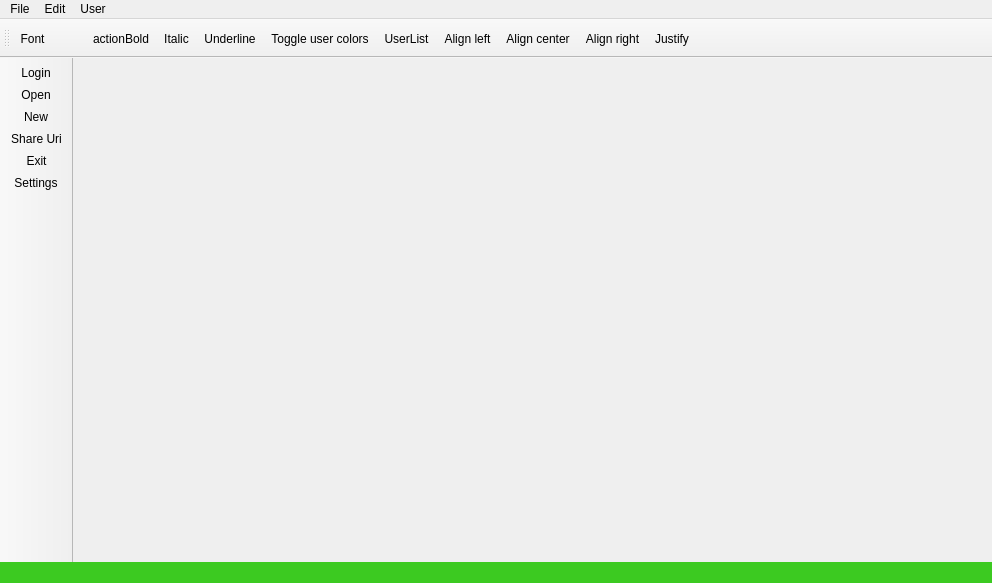
Old version of the form client/MainWindow.ui in the repository anphetamina/CoText.
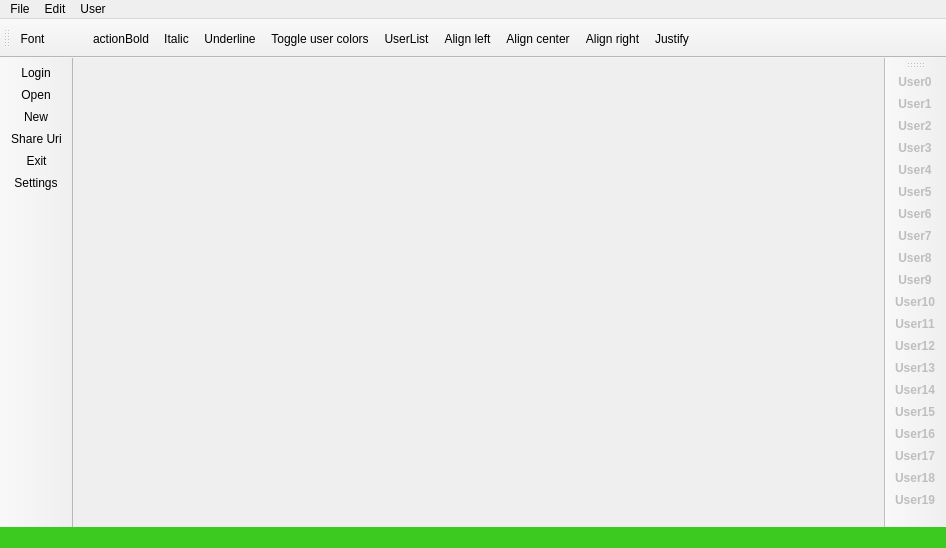
New version of the form. Icons and pictures are not drawn.

Commit message: user list now is shown in a toolbar on the right

What changed in the file:
```diff
--- a/client/MainWindow.ui
+++ b/client/MainWindow.ui
@@ -6,8 +6,8 @@
    <rect>
     <x>0</x>
     <y>0</y>
-    <width>992</width>
-    <height>583</height>
+    <width>946</width>
+    <height>548</height>
    </rect>
   </property>
   <property name="sizePolicy">
@@ -54,7 +54,7 @@
     <rect>
      <x>0</x>
      <y>0</y>
-     <width>992</width>
+     <width>946</width>
      <height>26</height>
     </rect>
    </property>
@@ -202,6 +202,37 @@
    <addaction name="actionAlign_right"/>
    <addaction name="actionJustify"/>
   </widget>
+  <widget class="QToolBar" name="rightToolBar">
+   <property name="windowTitle">
+    <string>toolBar_2</string>
+   </property>
+   <attribute name="toolBarArea">
+    <enum>RightToolBarArea</enum>
+   </attribute>
+   <attribute name="toolBarBreak">
+    <bool>false</bool>
+   </attribute>
+   <addaction name="actionUser0"/>
+   <addaction name="actionUser1"/>
+   <addaction name="actionUser2"/>
+   <addaction name="actionUser3"/>
+   <addaction name="actionUser4"/>
+   <addaction name="actionUser5"/>
+   <addaction name="actionUser6"/>
+   <addaction name="actionUser7"/>
+   <addaction name="actionUser8"/>
+   <addaction name="actionUser9"/>
+   <addaction name="actionUser10"/>
+   <addaction name="actionUser11"/>
+   <addaction name="actionUser12"/>
+   <addaction name="actionUser13"/>
+   <addaction name="actionUser14"/>
+   <addaction name="actionUser15"/>
+   <addaction name="actionUser16"/>
+   <addaction name="actionUser17"/>
+   <addaction name="actionUser18"/>
+   <addaction name="actionUser19"/>
+  </widget>
   <action name="actionNew">
    <property name="checkable">
     <bool>false</bool>
@@ -574,6 +605,343 @@
     <string>Align center</string>
    </property>
   </action>
+  <action name="actionUser0">
+   <property name="enabled">
+    <bool>false</bool>
+   </property>
+   <property name="text">
+    <string>User0</string>
+   </property>
+   <property name="font">
+    <font>
+     <weight>75</weight>
+     <bold>true</bold>
+    </font>
+   </property>
+  </action>
+  <action name="actionUser1">
+   <property name="enabled">
+    <bool>false</bool>
+   </property>
+   <property name="text">
+    <string>User1</string>
+   </property>
+   <property name="toolTip">
+    <string>User1</string>
+   </property>
+   <property name="font">
+    <font>
+     <weight>75</weight>
+     <bold>true</bold>
+    </font>
+   </property>
+  </action>
+  <action name="actionUser2">
+   <property name="enabled">
+    <bool>false</bool>
+   </property>
+   <property name="text">
+    <string>User2</string>
+   </property>
+   <property name="toolTip">
+    <string>User2</string>
+   </property>
+   <property name="font">
+    <font>
+     <weight>75</weight>
+     <bold>true</bold>
+    </font>
+   </property>
+   <property name="menuRole">
+    <enum>QAction::NoRole</enum>
+   </property>
+  </action>
+  <action name="actionUser3">
+   <property name="enabled">
+    <bool>false</bool>
+   </property>
+   <property name="text">
+    <string>User3</string>
+   </property>
+   <property name="font">
+    <font>
+     <weight>75</weight>
+     <bold>true</bold>
+    </font>
+   </property>
+  </action>
+  <action name="actionUser4">
+   <property name="enabled">
+    <bool>false</bool>
+   </property>
+   <property name="text">
+    <string>User4</string>
+   </property>
+   <property name="toolTip">
+    <string>User4</string>
+   </property>
+   <property name="font">
+    <font>
+     <weight>75</weight>
+     <bold>true</bold>
+    </font>
+   </property>
+  </action>
+  <action name="actionUser5">
+   <property name="enabled">
+    <bool>false</bool>
+   </property>
+   <property name="text">
+    <string>User5</string>
+   </property>
+   <property name="toolTip">
+    <string>User5</string>
+   </property>
+   <property name="font">
+    <font>
+     <weight>75</weight>
+     <bold>true</bold>
+    </font>
+   </property>
+  </action>
+  <action name="actionUser6">
+   <property name="enabled">
+    <bool>false</bool>
+   </property>
+   <property name="text">
+    <string>User6</string>
+   </property>
+   <property name="toolTip">
+    <string>User6</string>
+   </property>
+   <property name="font">
+    <font>
+     <weight>75</weight>
+     <bold>true</bold>
+    </font>
+   </property>
+  </action>
+  <action name="actionUser7">
+   <property name="enabled">
+    <bool>false</bool>
+   </property>
+   <property name="text">
+    <string>User7</string>
+   </property>
+   <property name="toolTip">
+    <string>User7</string>
+   </property>
+   <property name="font">
+    <font>
+     <weight>75</weight>
+     <bold>true</bold>
+    </font>
+   </property>
+  </action>
+  <action name="actionUser8">
+   <property name="enabled">
+    <bool>false</bool>
+   </property>
+   <property name="text">
+    <string>User8</string>
+   </property>
+   <property name="toolTip">
+    <string>User8</string>
+   </property>
+   <property name="font">
+    <font>
+     <weight>75</weight>
+     <bold>true</bold>
+    </font>
+   </property>
+  </action>
+  <action name="actionUser9">
+   <property name="enabled">
+    <bool>false</bool>
+   </property>
+   <property name="text">
+    <string>User9</string>
+   </property>
+   <property name="toolTip">
+    <string>User9</string>
+   </property>
+   <property name="font">
+    <font>
+     <weight>75</weight>
+     <bold>true</bold>
+    </font>
+   </property>
+  </action>
+  <action name="actionUser10">
+   <property name="enabled">
+    <bool>false</bool>
+   </property>
+   <property name="text">
+    <string>User10</string>
+   </property>
+   <property name="toolTip">
+    <string>User10</string>
+   </property>
+   <property name="font">
+    <font>
+     <weight>75</weight>
+     <bold>true</bold>
+    </font>
+   </property>
+  </action>
+  <action name="actionUser11">
+   <property name="enabled">
+    <bool>false</bool>
+   </property>
+   <property name="text">
+    <string>User11</string>
+   </property>
+   <property name="toolTip">
+    <string>User11</string>
+   </property>
+   <property name="font">
+    <font>
+     <weight>75</weight>
+     <bold>true</bold>
+    </font>
+   </property>
+  </action>
+  <action name="actionUser12">
+   <property name="enabled">
+    <bool>false</bool>
+   </property>
+   <property name="text">
+    <string>User12</string>
+   </property>
+   <property name="toolTip">
+    <string>User12</string>
+   </property>
+   <property name="font">
+    <font>
+     <weight>75</weight>
+     <bold>true</bold>
+    </font>
+   </property>
+  </action>
+  <action name="actionUser13">
+   <property name="enabled">
+    <bool>false</bool>
+   </property>
+   <property name="text">
+    <string>User13</string>
+   </property>
+   <property name="toolTip">
+    <string>User13</string>
+   </property>
+   <property name="font">
+    <font>
+     <weight>75</weight>
+     <bold>true</bold>
+    </font>
+   </property>
+  </action>
+  <action name="actionUser14">
+   <property name="enabled">
+    <bool>false</bool>
+   </property>
+   <property name="text">
+    <string>User14</string>
+   </property>
+   <property name="toolTip">
+    <string>User14</string>
+   </property>
+   <property name="font">
+    <font>
+     <weight>75</weight>
+     <bold>true</bold>
+    </font>
+   </property>
+  </action>
+  <action name="actionUser15">
+   <property name="enabled">
+    <bool>false</bool>
+   </property>
+   <property name="text">
+    <string>User15</string>
+   </property>
+   <property name="toolTip">
+    <string>User15</string>
+   </property>
+   <property name="font">
+    <font>
+     <weight>75</weight>
+     <bold>true</bold>
+    </font>
+   </property>
+  </action>
+  <action name="actionUser16">
+   <property name="enabled">
+    <bool>false</bool>
+   </property>
+   <property name="text">
+    <string>User16</string>
+   </property>
+   <property name="toolTip">
+    <string>User16</string>
+   </property>
+   <property name="font">
+    <font>
+     <weight>75</weight>
+     <bold>true</bold>
+    </font>
+   </property>
+  </action>
+  <action name="actionUser17">
+   <property name="enabled">
+    <bool>false</bool>
+   </property>
+   <property name="text">
+    <string>User17</string>
+   </property>
+   <property name="toolTip">
+    <string>User17</string>
+   </property>
+   <property name="font">
+    <font>
+     <weight>75</weight>
+     <bold>true</bold>
+    </font>
+   </property>
+  </action>
+  <action name="actionUser18">
+   <property name="enabled">
+    <bool>false</bool>
+   </property>
+   <property name="text">
+    <string>User18</string>
+   </property>
+   <property name="toolTip">
+    <string>User18</string>
+   </property>
+   <property name="font">
+    <font>
+     <weight>75</weight>
+     <bold>true</bold>
+    </font>
+   </property>
+  </action>
+  <action name="actionUser19">
+   <property name="enabled">
+    <bool>false</bool>
+   </property>
+   <property name="text">
+    <string>User19</string>
+   </property>
+   <property name="toolTip">
+    <string>User19</string>
+   </property>
+   <property name="font">
+    <font>
+     <weight>75</weight>
+     <bold>true</bold>
+    </font>
+   </property>
+  </action>
  </widget>
  <resources>
   <include location="Resources.qrc"/>
```
The commit also changes 2 other files.
